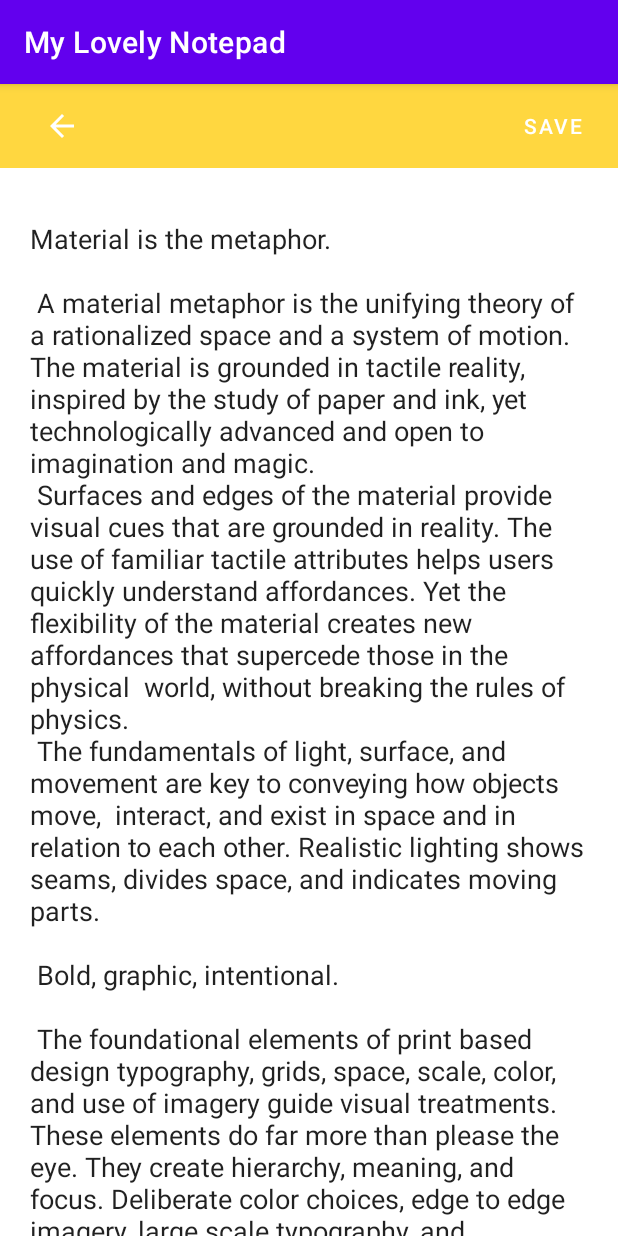
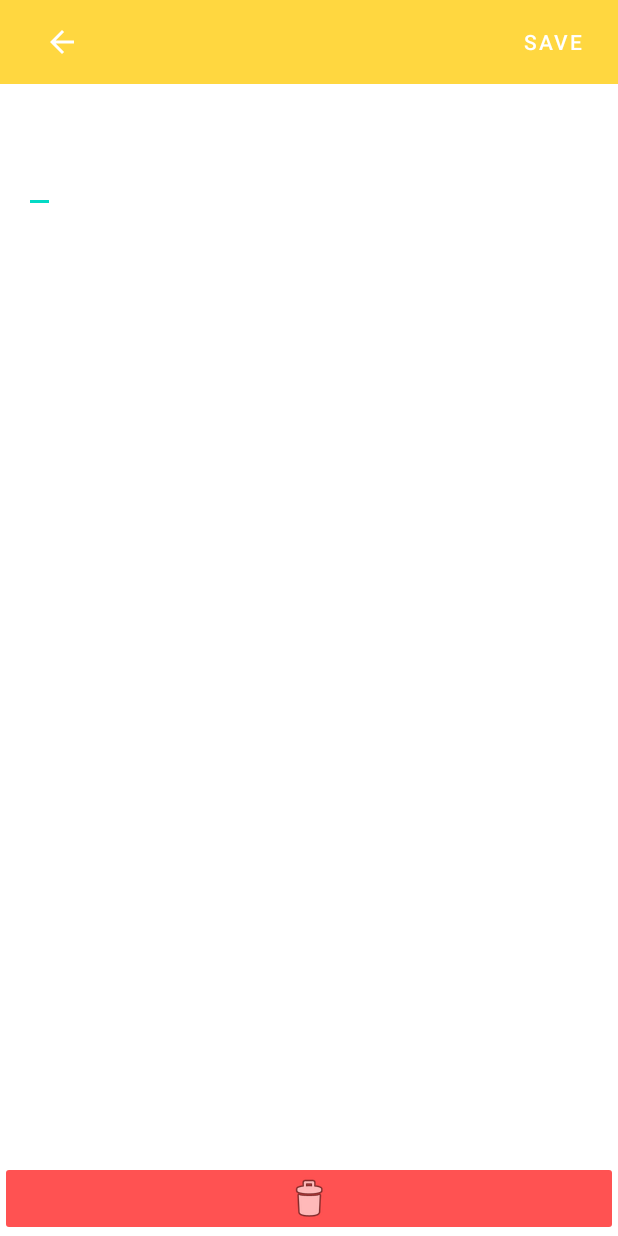
Before and after one commit to piggest-kyh/MyLovelyNotepad, an Android app: the screen it shows after launch (NoteActivity), after a tap on "Add new note", on a phone screen of 412 x 824 dp. Run offline under Robolectric (Android 15) with nearby library versions, the phone set to English and light mode, and no system bars; 3 statements that could not run were skipped.

Commit message:
Stable version of notepad

```diff
--- a/app/src/main/AndroidManifest.xml
+++ b/app/src/main/AndroidManifest.xml
@@ -8,7 +8,7 @@
         android:label="@string/app_name"
         android:roundIcon="@mipmap/ic_launcher_round"
         android:supportsRtl="true"
-        android:theme="@style/Theme.MyLovelyNotepad"
+        android:theme="@style/Theme.MyLovelyNotepad.NoActionBar"
         android:name="com.piggest.mylovelynotepad.Controller.App">
         <activity
             android:name=".Controller.NoteActivity"
--- a/app/src/main/java/com/piggest/mylovelynotepad/Controller/MainActivity.kt
+++ b/app/src/main/java/com/piggest/mylovelynotepad/Controller/MainActivity.kt
@@ -1,11 +1,8 @@
 package com.piggest.mylovelynotepad.Controller
 
-import android.content.Context
 import android.content.Intent
 import androidx.appcompat.app.AppCompatActivity
 import android.os.Bundle
-import android.os.Environment
-import android.widget.ListView
 import androidx.recyclerview.widget.LinearLayoutManager
 import androidx.recyclerview.widget.RecyclerView
 import com.google.android.material.floatingactionbutton.FloatingActionButton
@@ -19,61 +16,93 @@ import java.util.*
 
 class MainActivity : AppCompatActivity() {
 
-//    val note1: Note = Note("first Note", "2021/10/19 \n 18.43", "1")
-//    val note2: Note = Note("Second Note", "2021/10/19 \n 18.47", "2")
-//    val fakeNotes  = listOf<Note>(note1, note2)
-
-    lateinit var adapter: NoteAdapter
-    lateinit var textDir: File
+    //init adapter and file directory
+    private lateinit var adapter: NoteAdapter
+    private lateinit var textDir: File
 
     override fun onCreate(savedInstanceState: Bundle?) {
         super.onCreate(savedInstanceState)
         setContentView(R.layout.activity_main)
+
+        //floating action bar Section
+        // bind button for create new note and add function with init new screen for new note
         val fab = findViewById<FloatingActionButton>(R.id.fab)
 
         fab.setOnClickListener {
-            Intent(this, NoteActivity :: class.java)
-                .putExtra("NewNote", true)
+            Intent(this, NoteActivity::class.java)
+                .putExtra("newNote", true)
                 .apply { startActivity(this) }
         }
 
-         textDir = DataService.getTextDir()
+        // init directory with text files with help of separate func in DataService. Use Separate class because this file is used multiply times in two activities
+        textDir = DataService.getTextDir()
 
+        //check if directory exist and if it is, find all files witch keeping inside of directory
         getTextFilesFromDir(checkIfDirectoryExistsAndCreate(textDir))
 
-        adapter = NoteAdapter(this, DataService.notes)
+        //create an adapter for RecyclerView list and adding on item click lambda expression for complete intent in case of click on specific row
+        // with additional information about item
+        adapter = NoteAdapter(this, DataService.notes) {
+            Intent(this, NoteActivity::class.java)
+                .putExtra("newNote", false)
+                .putExtra("noteName", it.id)
+                .putExtra("noteText", it.noteText)
+                .putExtra("modifiedDate", it.noteDate)
+                .apply { startActivity(this) }
+        }
+
+        //binding RecyclerListView to adapter
         val notesListView = findViewById<RecyclerView>(R.id.notes_list_view)
         notesListView.adapter = adapter
         notesListView.layoutManager = LinearLayoutManager(this)
-        notesListView.setHasFixedSize(true)
     }
 
+    override fun onResume() {
+        super.onResume()
 
-    fun checkIfDirectoryExistsAndCreate(dir: File) : Boolean{
-        if(!dir.exists()){
+        //When list with notes is showed again, all dataset is cleaned and then all information about notes loads again
+        DataService.notes.clear()
+        getTextFilesFromDir(checkIfDirectoryExistsAndCreate(textDir))
+        adapter.notifyDataSetChanged()
+    }
+
+    //Check if directory for notes exist and return true if exists, and return false and create directory if not
+    private fun checkIfDirectoryExistsAndCreate(dir: File): Boolean {
+        if (!dir.exists()) {
             dir.mkdir()
             return false
         }
         return true
     }
 
-    fun getTextFilesFromDir(dirExist: Boolean) {
-        if(dirExist){
-           var noteFilesList = textDir.listFiles()
+    //Check if directory for notes exist and if exists try to load all files from directory an adding it to array in DataService
+    private fun getTextFilesFromDir(dirExist: Boolean) {
+        if (dirExist) {
 
-            noteFilesList.forEach {
+            //tring to find all files and then get files name, modify date and text for creating note object
+            textDir.listFiles()?.forEach {
                 try {
                     val fileName = it.name
+                    print(fileName)
                     val scanner = Scanner(it)
-                    val fileText = scanner.next()
-                    val fileModifiedDate = it.lastModified().toString()
-
+                    val sb: StringBuilder = StringBuilder("")
+                    while (scanner.hasNextLine()) {
+                        sb.append(scanner.nextLine() + "\n")
+                    }
+                    val fileText = sb.toString()
+                    val fileModifiedDate = DataService.convertLongToTime(it.lastModified())
                     val newNote = Note(fileText, fileModifiedDate, fileName)
                     DataService.notes.add(newNote)
                 } catch (e: Exception) {
-                    print(e.localizedMessage)
+                    if (e.localizedMessage != null) {
+                        DataService.printToast(this, e.localizedMessage!!)
+                    } else {
+                        DataService.printToast(this, e.toString())
+                    }
                 }
             }
+            //Sorting all notes in list by date
+            DataService.notes.sortWith(compareByDescending { it.noteDate })
         }
     }
 }
--- a/app/src/main/java/com/piggest/mylovelynotepad/Controller/NoteActivity.kt
+++ b/app/src/main/java/com/piggest/mylovelynotepad/Controller/NoteActivity.kt
@@ -1,21 +1,12 @@
 package com.piggest.mylovelynotepad.Controller
 
-import android.opengl.Visibility
 import android.os.Bundle
 import android.view.View
-import android.widget.Button
-import android.widget.EditText
-import android.widget.ImageButton
-import android.widget.TextView
-import com.google.android.material.appbar.CollapsingToolbarLayout
-import com.google.android.material.floatingactionbutton.FloatingActionButton
-import com.google.android.material.snackbar.Snackbar
+import android.widget.*
 import androidx.appcompat.app.AppCompatActivity
-import androidx.core.view.isVisible
 import com.piggest.mylovelynotepad.R
 import com.piggest.mylovelynotepad.Services.DataService
 
-import com.piggest.mylovelynotepad.databinding.ActivityNoteBinding
 import java.io.File
 import java.io.PrintWriter
 import java.util.*
@@ -30,6 +21,7 @@ class NoteActivity : AppCompatActivity() {
 
     lateinit var backButton: ImageButton
     lateinit var saveButton: Button
+    lateinit var deleteButton: ImageButton
     lateinit var noteDate: TextView
     lateinit var fullText: EditText
     lateinit var textDir: File
@@ -37,19 +29,20 @@ class NoteActivity : AppCompatActivity() {
     override fun onCreate(savedInstanceState: Bundle?) {
         super.onCreate(savedInstanceState)
 
-       isNewNote =  intent.getBooleanExtra("NewNote", true)
+       isNewNote =  intent.getBooleanExtra("newNote", true)
 
         noteName = intent.getStringExtra("noteName").toString()
         noteText = intent.getStringExtra("noteText").toString()
         modifiedDate = intent.getStringExtra("modifiedDate").toString()
 
         setContentView(R.layout.activity_note)
-        backButton = findViewById<ImageButton>(R.id.back_button)
-        saveButton = findViewById<Button>(R.id.save_button)
+        backButton = findViewById(R.id.back_button)
+        saveButton = findViewById(R.id.save_button)
         noteDate = findViewById(R.id.note_activity_date)
         fullText = findViewById(R.id.full_text_note)
+        deleteButton = findViewById(R.id.delete_button)
 
-        setUpDateField()
+        setUpNoteDataField()
 
         textDir = DataService.getTextDir()
 
@@ -57,17 +50,37 @@ class NoteActivity : AppCompatActivity() {
             saveNote()
         }
 
+        deleteButton.setOnClickListener {
+            deleteNote()
+        }
+
         backButton.setOnClickListener {
             finish()
         }
     }
 
-    fun setUpDateField() {
+    private fun deleteNote() {
+        if (isNewNote){
+            finish()
+        } else {
+            if (noteName != ""){
+                val textFile = File(textDir, noteName)
+                textFile.delete()
+                finish()
+            } else {
+                DataService.printToast(this, "Cannot find File name properly")
+            }
+        }
+    }
+
+    fun setUpNoteDataField() {
         if(isNewNote){
             noteDate.visibility = View.INVISIBLE
+            fullText.setText("")
         } else {
             noteDate.text = modifiedDate
             noteDate.visibility = View.VISIBLE
+            fullText.setText(noteText)
         }
     }
 
@@ -79,18 +92,21 @@ class NoteActivity : AppCompatActivity() {
             if (noteName != ""){
                 writeFile(noteName)
             } else {
-                TODO("add error disc")
+                DataService.printToast(this, "Cannot find File name properly")
             }
         }
     }
 
+
+
     fun writeFile(withName: String) {
         val noteText = fullText.text.toString()
-        val textFile = File(textDir, "$withName.txt")
+        val textFile = File(textDir, withName)
         val writer = PrintWriter(textFile)
         try {
             writer.write(noteText)
             writer.close()
+            DataService.printToast(this, "File saved successfully")
             finish()
         } catch (e: Exception) {
             print(e.localizedMessage)
--- a/app/src/main/res/layout/activity_main.xml
+++ b/app/src/main/res/layout/activity_main.xml
@@ -26,7 +26,7 @@
         app:layout_constraintBottom_toBottomOf="parent"
         app:layout_constraintEnd_toEndOf="parent"
         app:layout_constraintStart_toStartOf="parent"
-        app:layout_constraintTop_toTopOf="@+id/imageView" />
+        app:layout_constraintTop_toTopOf="@+id/imageView"/>
 
     <com.google.android.material.floatingactionbutton.FloatingActionButton
         android:id="@+id/fab"
--- a/app/src/main/res/layout/activity_note.xml
+++ b/app/src/main/res/layout/activity_note.xml
@@ -40,7 +40,7 @@
     <androidx.core.widget.NestedScrollView
         android:layout_width="0dp"
         android:layout_height="0dp"
-        app:layout_constraintBottom_toBottomOf="parent"
+        app:layout_constraintBottom_toTopOf="@+id/delete_button"
         app:layout_constraintEnd_toEndOf="parent"
         app:layout_constraintStart_toStartOf="parent"
         app:layout_constraintTop_toBottomOf="@+id/note_activity_date">
@@ -50,7 +50,7 @@
             android:layout_width="wrap_content"
             android:layout_height="wrap_content"
             android:layout_margin="@dimen/text_margin"
-            android:text="@string/large_text" />
+            tools:text="@string/large_text" />
     </androidx.core.widget.NestedScrollView>
 
     <TextView
@@ -61,7 +61,20 @@
         app:layout_constraintEnd_toEndOf="parent"
         app:layout_constraintStart_toStartOf="parent"
         app:layout_constraintTop_toBottomOf="@+id/note_toolbar"
+        android:gravity="center"
         tools:text="2021/10/19 19.17" />
+
+    <ImageButton
+        android:id="@+id/delete_button"
+        android:layout_width="match_parent"
+        android:layout_height="50dp"
+        android:backgroundTint="#FF5252"
+        android:insetBottom="0dp"
+        android:src="@android:drawable/ic_menu_delete"
+        android:text="@string/delete"
+        app:layout_constraintBottom_toBottomOf="parent"
+        app:layout_constraintEnd_toEndOf="parent"
+        app:layout_constraintStart_toStartOf="parent" />
 
 
 </androidx.constraintlayout.widget.ConstraintLayout>
--- a/app/src/main/res/layout/note_item_layout.xml
+++ b/app/src/main/res/layout/note_item_layout.xml
@@ -12,8 +12,9 @@
         android:layout_height="45dp"
         android:gravity="left|center_vertical"
         android:padding="10dp"
+        android:text="@string/large_text"
         android:textSize="18sp"
-        android:text="@string/large_text"
+        app:layout_constraintBottom_toBottomOf="parent"
         app:layout_constraintEnd_toStartOf="@+id/note_time"
         app:layout_constraintStart_toStartOf="parent"
         app:layout_constraintTop_toTopOf="parent" />
--- a/app/src/main/res/values/strings.xml
+++ b/app/src/main/res/values/strings.xml
@@ -94,4 +94,5 @@
     </string>
     <string name="action_settings">Settings</string>
     <string name="save">Save</string>
+    <string name="delete">delete</string>
 </resources>
```
Also changed, not shown: app/src/main/java/com/piggest/mylovelynotepad/Adapters/NoteAdapter.kt (+15 -6 lines), app/src/main/java/com/piggest/mylovelynotepad/Services/DataService.kt (+14 -0 lines).
